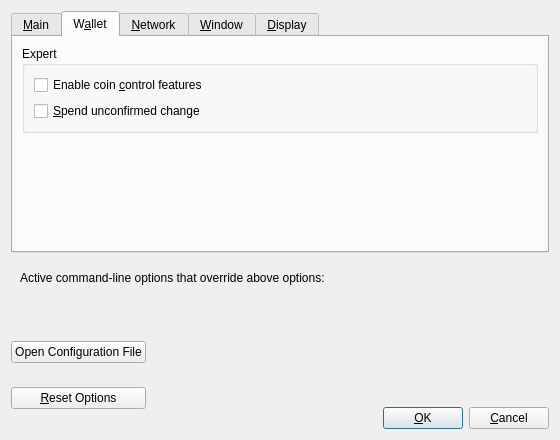
This is src/qt/forms/optionsdialog.ui in GeorgeRDG/litecoinz as Qt 5 draws it before an edit. The edited form follows.
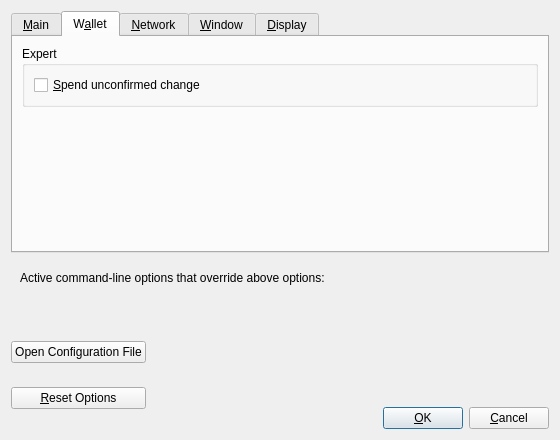
This is the edited form. The open tabs and pages were chosen to show the change. Custom widgets are drawn as their Qt base class.

What changed in the file:
```diff
--- a/src/qt/forms/optionsdialog.ui
+++ b/src/qt/forms/optionsdialog.ui
@@ -143,16 +143,6 @@
           <string>Expert</string>
          </property>
          <layout class="QVBoxLayout" name="verticalLayout_2">
-          <item>
-           <widget class="QCheckBox" name="coinControlFeatures">
-            <property name="toolTip">
-             <string>Whether to show coin control features or not.</string>
-            </property>
-            <property name="text">
-             <string>Enable coin &amp;control features</string>
-            </property>
-           </widget>
-          </item>
           <item>
            <widget class="QCheckBox" name="spendZeroConfChange">
             <property name="toolTip">
```
Left out of the diff: 2 changed lines with no effect on the pictures.
